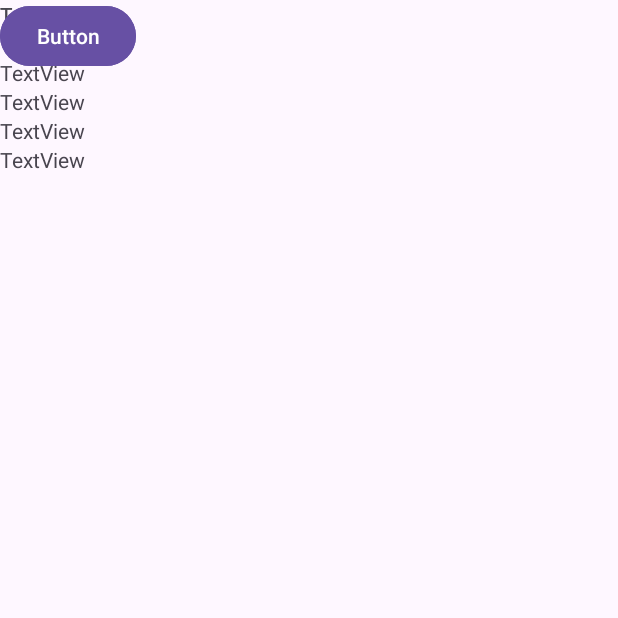
After one commit to bamg359/Moviles2024, an Android app: the VerDatosCliente screen opened directly, with no data from a screen before it, on a phone screen of 412 x 824 dp, the top half of it. The commit adds this screen. Run offline under Robolectric (Android 15) with nearby library versions, the phone set to English and light mode, and no system bars.

Commit message:
Clase 29 de mayo
Mayo

```diff
--- /dev/null
+++ b/BookingCesdecom/app/src/main/java/co/com/cesde/bookingcesdecom/VerDatosCliente.java
@@ -0,0 +1,14 @@
+package co.com.cesde.bookingcesdecom;
+
+import androidx.appcompat.app.AppCompatActivity;
+
+import android.os.Bundle;
+
+public class VerDatosCliente extends AppCompatActivity {
+
+    @Override
+    protected void onCreate(Bundle savedInstanceState) {
+        super.onCreate(savedInstanceState);
+        setContentView(R.layout.activity_ver_datos_cliente);
+    }
+}
--- a/BookingCesdecom/app/src/main/res/layout/activity_inicio.xml
+++ b/BookingCesdecom/app/src/main/res/layout/activity_inicio.xml
@@ -10,7 +10,7 @@
         android:id="@+id/btn_ir_inicio"
         android:layout_width="170dp"
         android:layout_height="wrap_content"
-        android:layout_marginEnd="281dp"
+        android:layout_marginEnd="112dp"
         android:layout_marginBottom="160dp"
         android:text="Ir al Home"
         android:textSize="25sp"
@@ -33,8 +33,8 @@
 
     <ImageView
         android:id="@+id/imageView"
-        android:layout_width="0dp"
-        android:layout_height="0dp"
+        android:layout_width="363dp"
+        android:layout_height="262dp"
         android:layout_marginStart="8dp"
         android:layout_marginEnd="8dp"
         android:layout_marginBottom="135dp"
--- /dev/null
+++ b/BookingCesdecom/app/src/main/res/layout/activity_ver_datos_cliente.xml
@@ -0,0 +1,76 @@
+<?xml version="1.0" encoding="utf-8"?>
+<androidx.constraintlayout.widget.ConstraintLayout xmlns:android="http://schemas.android.com/apk/res/android"
+    xmlns:app="http://schemas.android.com/apk/res-auto"
+    xmlns:tools="http://schemas.android.com/tools"
+    android:layout_width="match_parent"
+    android:layout_height="match_parent"
+    tools:context=".VerDatosCliente">
+
+    <TextView
+        android:id="@+id/textView9"
+        android:layout_width="wrap_content"
+        android:layout_height="wrap_content"
+        android:text="TextView"
+        tools:layout_editor_absoluteX="176dp"
+        tools:layout_editor_absoluteY="134dp" />
+
+    <LinearLayout
+        android:layout_width="301dp"
+        android:layout_height="259dp"
+        android:orientation="vertical"
+        tools:layout_editor_absoluteX="55dp"
+        tools:layout_editor_absoluteY="225dp">
+
+        <TextView
+            android:id="@+id/textView10"
+            android:layout_width="match_parent"
+            android:layout_height="wrap_content"
+            android:text="TextView" />
+
+        <TextView
+            android:id="@+id/textView11"
+            android:layout_width="match_parent"
+            android:layout_height="wrap_content"
+            android:text="TextView" />
+
+        <TextView
+            android:id="@+id/textView12"
+            android:layout_width="match_parent"
+            android:layout_height="wrap_content"
+            android:text="TextView" />
+
+        <TextView
+            android:id="@+id/textView13"
+            android:layout_width="match_parent"
+            android:layout_height="wrap_content"
+            android:text="TextView" />
+
+        <TextView
+            android:id="@+id/textView14"
+            android:layout_width="match_parent"
+            android:layout_height="wrap_content"
+            android:text="TextView" />
+
+        <TextView
+            android:id="@+id/textView15"
+            android:layout_width="match_parent"
+            android:layout_height="wrap_content"
+            android:text="TextView" />
+    </LinearLayout>
+
+    <Button
+        android:id="@+id/button"
+        android:layout_width="wrap_content"
+        android:layout_height="wrap_content"
+        android:text="Button"
+        tools:layout_editor_absoluteX="165dp"
+        tools:layout_editor_absoluteY="512dp" />
+
+    <Button
+        android:id="@+id/button2"
+        android:layout_width="wrap_content"
+        android:layout_height="wrap_content"
+        android:text="Button"
+        tools:layout_editor_absoluteX="165dp"
+        tools:layout_editor_absoluteY="560dp" />
+</androidx.constraintlayout.widget.ConstraintLayout>
```
Also changed, not shown: BookingCesdecom/app/src/main/AndroidManifest.xml (+9 -0 lines), BookingCesdecom/app/src/main/java/co/com/cesde/bookingcesdecom/CatalogoOferta.java (added, +14 -0 lines), BookingCesdecom/app/src/main/java/co/com/cesde/bookingcesdecom/Dashboard.java (added, +14 -0 lines), BookingCesdecom/app/src/main/java/co/com/cesde/bookingcesdecom/RegistroUsuario.java (+30 -0 lines), BookingCesdecom/app/src/main/res/layout/activity_catalogo_oferta.xml (added, +9 -0 lines), BookingCesdecom/app/src/main/res/layout/activity_dashboard.xml (added, +81 -0 lines).
